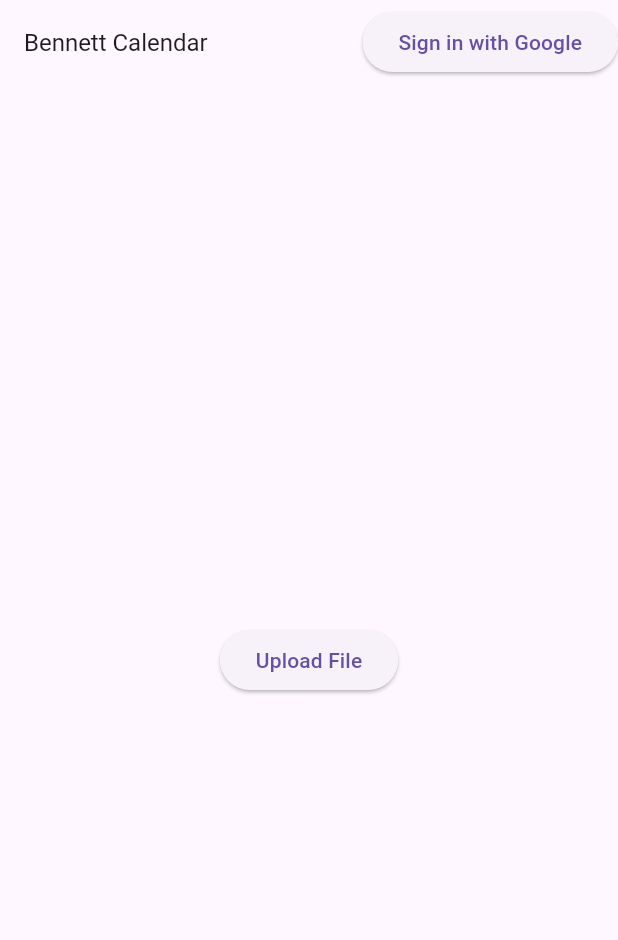
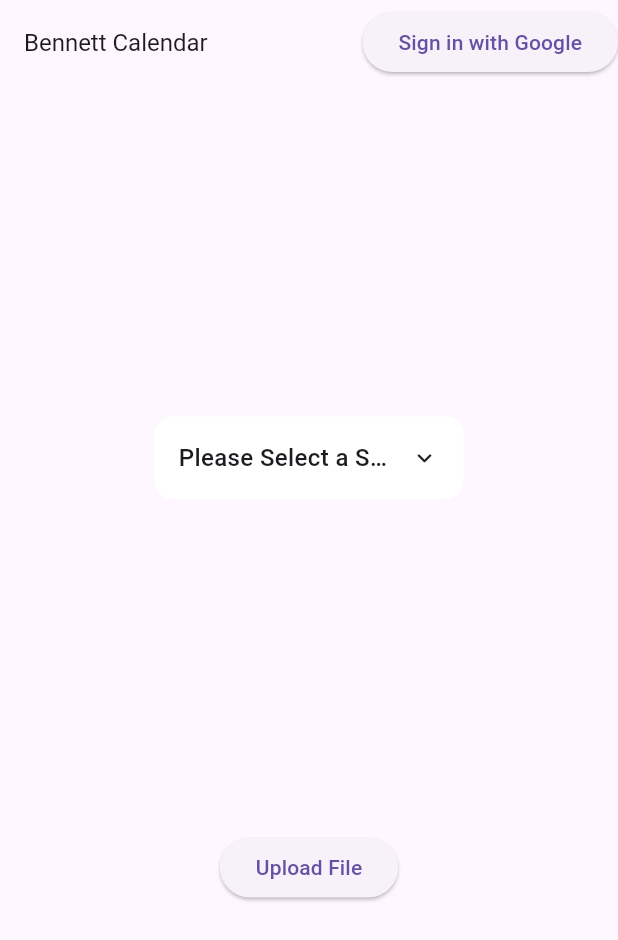
Before and after one commit to M4dhav/Bennett-Calendar, a Flutter app: the screen it shows after launch, after a tap on "Upload File", on a phone screen of 412 x 824 dp. Shown: the top 940 px of the screen. Run offline on Flutter 3.47's test engine with Material 3 defaults, Android fonts, the phone set to English and light mode, and no system bars; drawn by our look-alikes of animated_custom_dropdown; our stand-ins replace dio, file_picker, google_sign_in, sizer.

Commit message:
Connected to Backend, Added first dropdown

```diff
--- a/lib/home.dart
+++ b/lib/home.dart
@@ -1,7 +1,72 @@
+import 'dart:convert';
+import 'dart:developer';
+import 'dart:io';
+import 'dart:typed_data';
+import 'package:animated_custom_dropdown/custom_dropdown.dart';
+import 'package:dio/dio.dart';
+import 'package:file_picker/file_picker.dart';
 import 'package:flutter/material.dart';
 import 'package:google_sign_in/google_sign_in.dart';
+import 'package:sizer/sizer.dart';
 
-class HomePage extends StatelessWidget {
+class HomePage extends StatefulWidget {
+  const HomePage({super.key});
+
+  @override
+  State<HomePage> createState() => _HomePageState();
+}
+
+class _HomePageState extends State<HomePage> {
+  final SingleSelectController<String?> splController =
+      SingleSelectController("Please Select a Specialisation");
+  List<String> list = [
+    "Please Select a Specialisation",
+    'AI',
+    "Data Science",
+    "Cybersecurity",
+    "DevOps",
+    "Cloud Computing"
+  ];
+  Future<void> uploadFile() async {
+    // Pick the file
+    FilePickerResult? result = await FilePicker.platform.pickFiles(
+      type: FileType.custom,
+      allowedExtensions: [
+        'xls',
+        'xlsx'
+      ], // Add other allowed extensions if needed
+    );
+    final dio = Dio();
+    if (result != null) {
+      PlatformFile file = result.files.single;
+      final formData = FormData.fromMap({
+        'files': MultipartFile.fromBytes(
+          file.bytes!,
+          filename: file.name,
+        ),
+        'spl': "AI",
+        'spl_elective': "NLP",
+        "elective": "Soft Computing",
+      });
+      final response = await dio.post(
+        'http://localhost:5000/upload',
+        data: formData,
+      );
+      // print(response.data);
+
+      if (response.statusCode == 200) {
+        Map<String, dynamic> jsonData = jsonDecode(response.data);
+
+        print(jsonData['rooms']);
+      } else {
+        print('Upload failed: ${response.statusCode}');
+      }
+    } else {
+      // User canceled the picker
+      print('No file selected.');
+    }
+  }
+
   @override
   Widget build(BuildContext context) {
     return MaterialApp(
@@ -25,10 +90,25 @@ class HomePage extends StatelessWidget {
         ),
         body: Center(
           child: Column(
-            mainAxisAlignment: MainAxisAlignment.center,
+            mainAxisAlignment: MainAxisAlignment.spaceEvenly,
             children: [
+              SizedBox(
+                width: 50.w,
+                child: CustomDropdown<String>(
+                  decoration: CustomDropdownDecoration(),
+                  hintText: 'Select job role',
+                  items: list,
+                  onChanged: (value) {
+                    log('value of controller $value');
+                    print(splController.value);
+                  },
+                  controller: splController,
+                ),
+              ),
               ElevatedButton(
-                onPressed: () {},
+                onPressed: () async {
+                  await uploadFile();
+                },
                 child: const Text('Upload File'),
               ),
             ],
--- a/lib/main.dart
+++ b/lib/main.dart
@@ -1,6 +1,6 @@
 import 'package:flutter/material.dart';
-import 'package:google_sign_in/google_sign_in.dart';
 import 'package:bennett_cal/home.dart';
+import 'package:sizer/sizer.dart';
 
 void main() {
   runApp(const MyApp(
@@ -13,6 +13,7 @@
 
   @override
   Widget build(BuildContext context) {
+    return Sizer(builder: (context, orientation, deviceType) {
       return MaterialApp(
         title: 'Flutter Demo',
         theme: ThemeData(
@@ -20,5 +21,6 @@
             ),
         home: HomePage(),
       );
+    });
   }
 }
```
Also changed, not shown: pubspec.yaml (+10 -7 lines), pubspec.lock. Lines whose indentation alone changed are shown as unchanged.
